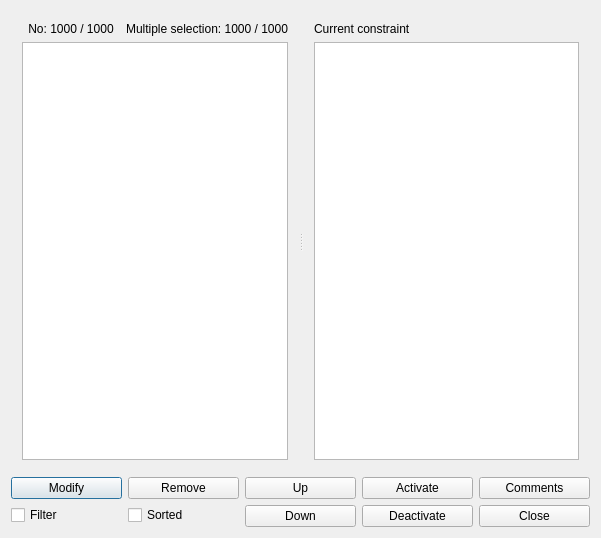
The window that fet/src/interface/allspaceconstraintsform_template.ui (vonmecheln/fet) describes before a commit, drawn with Qt 5.
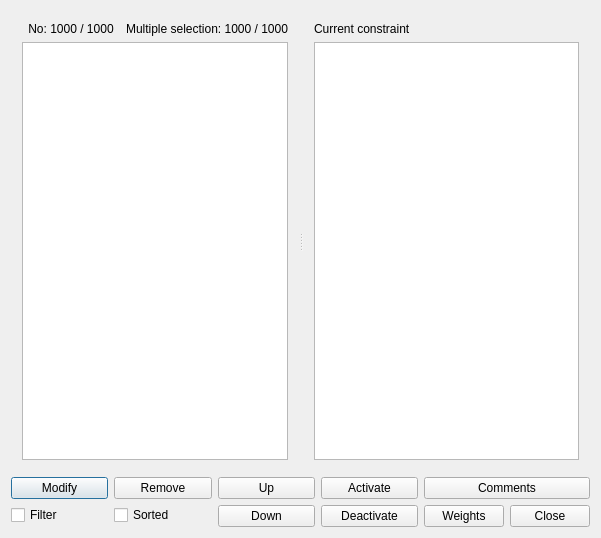
The same window after the commit.

Diff of the .ui file:
```diff
--- a/fet/src/interface/allspaceconstraintsform_template.ui
+++ b/fet/src/interface/allspaceconstraintsform_template.ui
@@ -166,11 +166,22 @@
       </widget>
      </item>
      <item>
+      <layout class="QHBoxLayout" name="horizontalLayout_2">
+       <item>
+        <widget class="QPushButton" name="weightsPushButton">
+         <property name="text">
+          <string comment="With this button we can change the weights of all the selected space constraints">Weights</string>
+         </property>
+        </widget>
+       </item>
+       <item>
       <widget class="QPushButton" name="closePushButton">
        <property name="text">
         <string>Close</string>
        </property>
       </widget>
+       </item>
+      </layout>
      </item>
     </layout>
    </item>
```
Left out of the diff: 2 changed lines with no effect on the pictures. Lines whose indentation alone changed are shown as unchanged.
